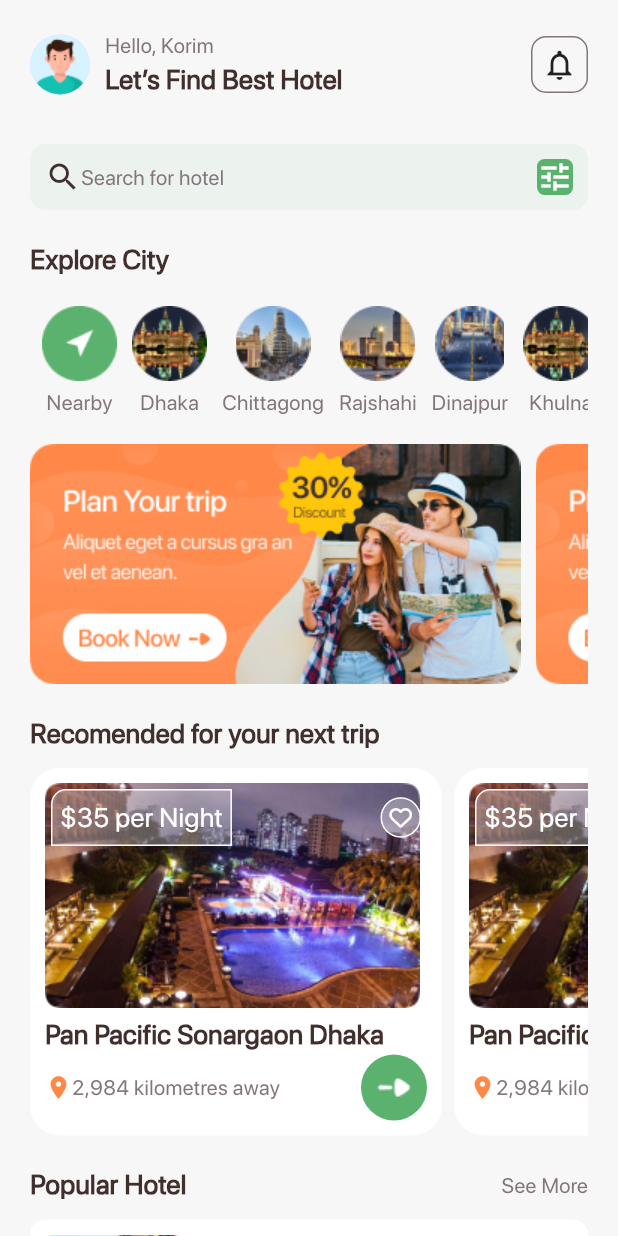
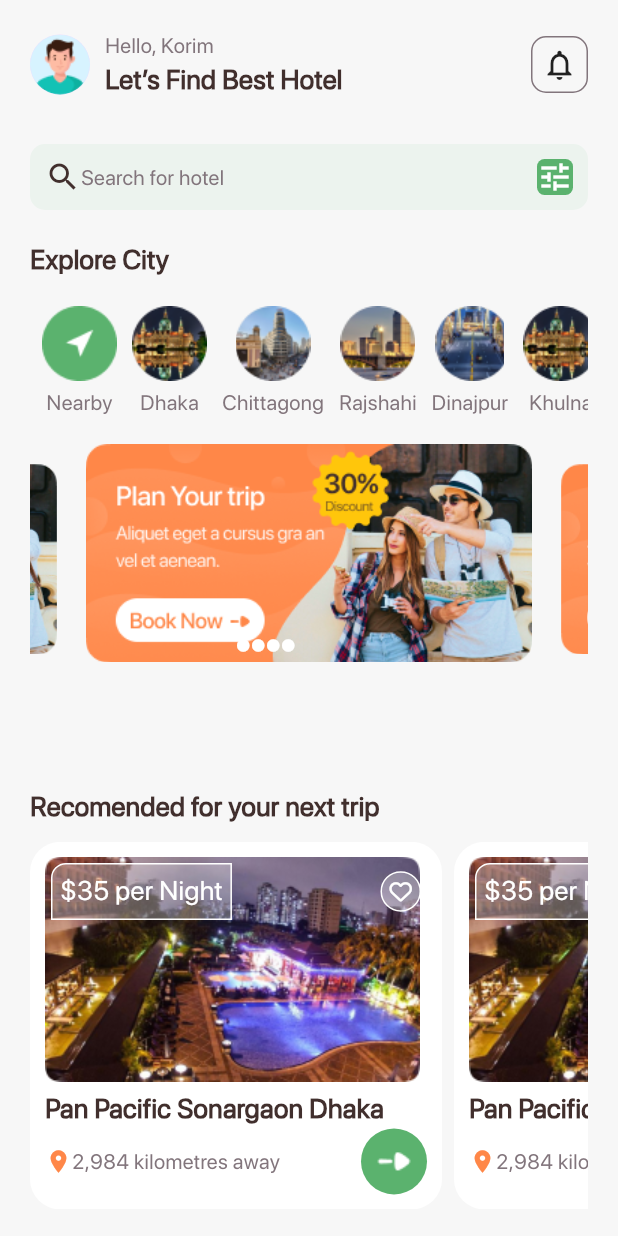
Before and after one commit to piyushkumar12111111/FullStackHotelApp, a Flutter app: the HomeScreen screen opened directly, on a phone screen of 412 x 824 dp. Run offline on Flutter 3.47's test engine with Material 3 defaults, Android fonts, the phone set to English and light mode, and no system bars; drawn by our look-alikes of carousel_slider, nb_utils; our stand-ins replace country_code_picker, firebase_auth, firebase_core, flutter_feather_icons, font_awesome_flutter, get and 5 more; accounts and stored records are empty.

```diff
--- a/Frontend/analysis_options.yaml
+++ b/Frontend/analysis_options.yaml
@@ -1,29 +1,29 @@
-# This file configures the analyzer, which statically analyzes Dart code to
-# check for errors, warnings, and lints.
-#
-# The issues identified by the analyzer are surfaced in the UI of Dart-enabled
-# IDEs (https://dart.dev/tools#ides-and-editors). The analyzer can also be
-# invoked from the command line by running `flutter analyze`.
+# # This file configures the analyzer, which statically analyzes Dart code to
+# # check for errors, warnings, and lints.
+# #
+# # The issues identified by the analyzer are surfaced in the UI of Dart-enabled
+# # IDEs (https://dart.dev/tools#ides-and-editors). The analyzer can also be
+# # invoked from the command line by running `flutter analyze`.
 
-# The following line activates a set of recommended lints for Flutter apps,
-# packages, and plugins designed to encourage good coding practices.
-include: package:flutter_lints/flutter.yaml
+# # The following line activates a set of recommended lints for Flutter apps,
+# # packages, and plugins designed to encourage good coding practices.
+# include: package:flutter_lints/flutter.yaml
 
-linter:
-  # The lint rules applied to this project can be customized in the
-  # section below to disable rules from the `package:flutter_lints/flutter.yaml`
-  # included above or to enable additional rules. A list of all available lints
-  # and their documentation is published at
-  # https://dart-lang.github.io/linter/lints/index.html.
-  #
-  # Instead of disabling a lint rule for the entire project in the
-  # section below, it can also be suppressed for a single line of code
-  # or a specific dart file by using the `// ignore: name_of_lint` and
-  # `// ignore_for_file: name_of_lint` syntax on the line or in the file
-  # producing the lint.
-  rules:
-    # avoid_print: false  # Uncomment to disable the `avoid_print` rule
-    # prefer_single_quotes: true  # Uncomment to enable the `prefer_single_quotes` rule
+# linter:
+#   # The lint rules applied to this project can be customized in the
+#   # section below to disable rules from the `package:flutter_lints/flutter.yaml`
+#   # included above or to enable additional rules. A list of all available lints
+#   # and their documentation is published at
+#   # https://dart-lang.github.io/linter/lints/index.html.
+#   #
+#   # Instead of disabling a lint rule for the entire project in the
+#   # section below, it can also be suppressed for a single line of code
+#   # or a specific dart file by using the `// ignore: name_of_lint` and
+#   # `// ignore_for_file: name_of_lint` syntax on the line or in the file
+#   # producing the lint.
+#   rules:
+#     # avoid_print: false  # Uncomment to disable the `avoid_print` rule
+#     # prefer_single_quotes: true  # Uncomment to enable the `prefer_single_quotes` rule
 
-# Additional information about this file can be found at
-# https://dart.dev/guides/language/analysis-options
+# # Additional information about this file can be found at
+# # https://dart.dev/guides/language/analysis-options
--- a/Frontend/lib/Screen/Authentication/controller/googlesignin.dart
+++ b/Frontend/lib/Screen/Authentication/controller/googlesignin.dart
@@ -24,6 +24,14 @@ class AuthService {
 
         if (user != null) {
           // Navigate to the HomeScreen if the sign in was successful
+
+          // Use the user's name and email
+          String name = user.displayName ?? "No name available";
+          String email = user.email ?? "No email available";
+
+          // For demonstration, let's print these values
+          print("Name: $name");
+          print("Email: $email");
           Navigator.push(
               context,
               MaterialPageRoute(
--- /dev/null
+++ b/Frontend/lib/Screen/Home/controller/curosalcontroller.dart
@@ -0,0 +1,17 @@
+import 'package:get/get.dart';
+
+class CurosalController extends GetxController {
+  RxList<String> imgList = [
+    'Frontend/images/banner4.png',
+    'Frontend/images/banner4.png',
+    'Frontend/images/banner4.png',
+
+    // Add more images URLs to this list
+  ].obs;
+
+  RxInt currentIndex = 0.obs;
+
+  void changeIndex(int index) {
+    currentIndex.value = index;
+  }
+}
--- a/Frontend/lib/Screen/Home/home_screen.dart
+++ b/Frontend/lib/Screen/Home/home_screen.dart
@@ -1,7 +1,9 @@
+import 'package:carousel_slider/carousel_slider.dart';
 import 'package:flutter/material.dart';
 import 'package:font_awesome_flutter/font_awesome_flutter.dart';
 import 'package:hotel_booking/Notification/notification.dart';
 import 'package:hotel_booking/Screen/Home/Map/dhaka.dart';
+import 'package:hotel_booking/Screen/Home/controller/curosalcontroller.dart';
 import 'package:hotel_booking/Screen/Home/hotel.dart';
 import 'package:hotel_booking/Screen/Home/popular_hotel.dart';
 import 'package:hotel_booking/Screen/Home/Search/search.dart';
@@ -41,6 +43,14 @@ class _HomeScreenState extends State<HomeScreen> {
     'images/ctg.png',
     'images/raj.png',
     'images/dnaj.png',
+  ];
+
+  final List<String> imgList = [
+    'Frontend/images/banner4.png',
+    'Frontend/images/banner4.png',
+    'Frontend/images/banner4.png',
+
+    // Add more images URLs to this list
   ];
 
   @override
@@ -143,7 +153,8 @@ class _HomeScreenState extends State<HomeScreen> {
                   spacing: 10.0,
                   itemCount: imageList.length,
                   itemBuilder: (_, i) {
-                    return Column(  //! ontap on itembuilder return
+                    return Column(
+                      //! ontap on itembuilder return
                       children: [
                         Image.asset(imageList[i]),
                         const SizedBox(
@@ -156,28 +167,81 @@ class _HomeScreenState extends State<HomeScreen> {
                       ],
                     ).onTap(
                       () {
-                        const Dhaka().launch(context);  //! here we have same launch for every screen
+                        const Dhaka().launch(
+                            context); //! here we have same launch for every screen
                       },
                     );
                   },
                 ),
                 const SizedBox(height: 10.0),
-                HorizontalList(
-                  padding: EdgeInsets.zero,
-                  spacing: 10.0,
-                  itemCount: 5,
-                  itemBuilder: (_, i) {
-                    return Image.asset('images/banner4.png').onTap(  //! only single banner displayed
-                      () {
-                        setState(
-                          () {
-                            selected = categoryList[i];
-                          },
-                        );
-                      },
-                    );
-                  },
+                // HorizontalList(
+                //   padding: EdgeInsets.zero,
+                //   spacing: 10.0,
+                //   itemCount: 5,
+                //   itemBuilder: (_, i) {
+                //     return Image.asset('images/banner4.png').onTap(
+                //       //! only single banner displayed
+                //       () {
+                //         setState(
+                //           () {
+                //             selected = categoryList[i];
+                //           },
+                //         );
+                //       },
+                //     );
+                //   },
+                // ),
+
+                //! create a curosel slider which makes image move authomtically image coming from list
+                Center(
+                  child: CarouselSlider.builder(
+                    itemCount: imgList.length,
+                    options: CarouselOptions(
+                      autoPlay: true,
+                      enlargeCenterPage: true,
+                      // height: 200, // Fixed height
+                      aspectRatio: 16 / 9, // Aspect ratio for the width
+                      autoPlayInterval: Duration(seconds: 3),
+                      autoPlayAnimationDuration: Duration(milliseconds: 800),
+                      autoPlayCurve: Curves.fastOutSlowIn,
+                      pauseAutoPlayOnTouch: true,
+                      viewportFraction: 0.8,
+                      initialPage: 0,
+                      enableInfiniteScroll: true, // Enables the wrap-around
+                    ),
+                    itemBuilder: (BuildContext context, int itemIndex,
+                            int pageViewIndex) =>
+                        Stack(
+                      children: [
+                        Container(
+                          child: ClipRRect(
+                            borderRadius:
+                                BorderRadius.all(Radius.circular(5.0)),
+                            child: Image.asset(
+                              "images/banner4.png",
+                              fit: BoxFit.contain,
+                              width: 1000,
+                            ),
+                          ),
+                        ),
+                        Positioned(
+                          bottom: 70,
+                          left: 100,
+                          child: Row(
+                            mainAxisAlignment: MainAxisAlignment.spaceEvenly,
+                            children: [
+                              Icon(Icons.circle, color: Colors.white, size: 10),
+                              Icon(Icons.circle, color: Colors.white, size: 10),
+                              Icon(Icons.circle, color: Colors.white, size: 10),
+                              Icon(Icons.circle, color: Colors.white, size: 10),
+                            ],
+                          ),
+                        )
+                      ],
+                    ),
+                  ),
                 ),
+
                 const SizedBox(height: 20.0),
                 Text(
                   'Recomended for your next trip',
@@ -206,7 +270,8 @@ class _HomeScreenState extends State<HomeScreen> {
                           Stack(
                             alignment: Alignment.topLeft,
                             children: [
-                              Image.asset('images/banner5.png'),  //! background image
+                              Image.asset(
+                                  'images/banner5.png'), //! background image
                               Padding(
                                 padding: const EdgeInsets.all(4.0),
                                 child: Row(
@@ -300,7 +365,7 @@ class _HomeScreenState extends State<HomeScreen> {
                           fontWeight: FontWeight.bold,
                           fontSize: 18.0),
                     ),
-                    const Spacer(),  //! add max gap
+                    const Spacer(), //! add max gap
                     Text(
                       'See More',
                       style: kTextStyle.copyWith(
@@ -313,9 +378,11 @@ class _HomeScreenState extends State<HomeScreen> {
                 ),
                 ListView.builder(
                   itemCount: 10,
-                  shrinkWrap: true,  //! shrinkwrap for listview.builder if not visible
+                  shrinkWrap:
+                      true, //! shrinkwrap for listview.builder if not visible
                   physics: const NeverScrollableScrollPhysics(),
-                  itemBuilder: (_, index) { //! itembuilder here
+                  itemBuilder: (_, index) {
+                    //! itembuilder here
                     return Padding(
                       padding: const EdgeInsets.only(top: 10.0),
                       child: Container(
@@ -329,7 +396,8 @@ class _HomeScreenState extends State<HomeScreen> {
                             Stack(
                               alignment: Alignment.topRight,
                               children: [
-                                Image.asset('images/hotel.png'), //! background image
+                                Image.asset(
+                                    'images/hotel.png'), //! background image
                                 Padding(
                                   padding: const EdgeInsets.all(4.0),
                                   child: Container(
```
